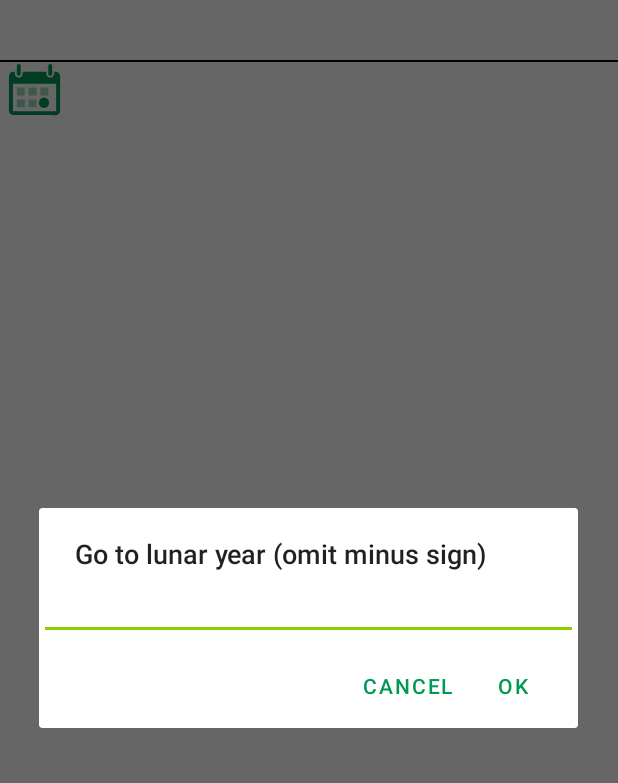
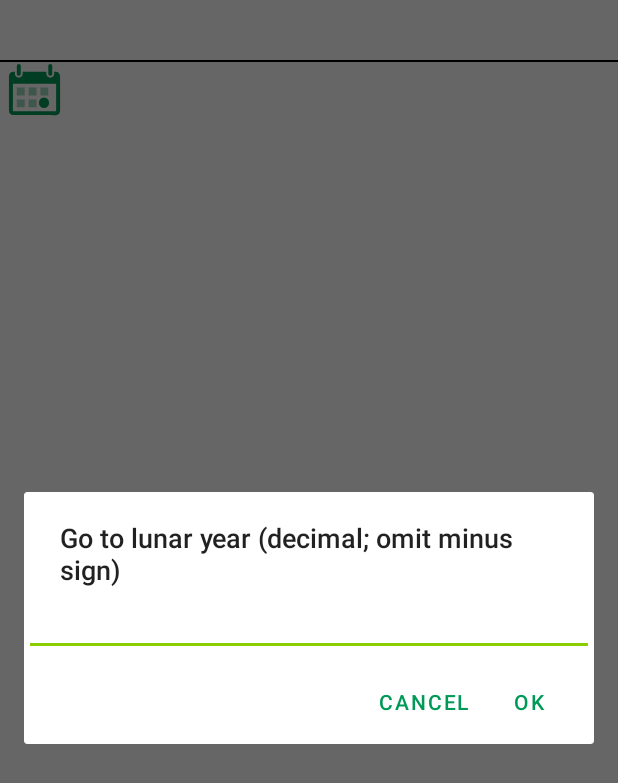
Before and after one commit to Anypodetos/LemCal, an Android app: the fragment DateFragment shown on its own in the app's theme, after a tap on an icon or button, on a phone screen of 412 x 824 dp. Shown: the top 783 px of the screen. Run offline under Robolectric (Android 15) with nearby library versions, the phone set to English and light mode, and no system bars; 2 statements that could not run were skipped.

Commit message:
Add files via upload

```diff
--- a/LemCal/src/main/res/values/strings.xml
+++ b/LemCal/src/main/res/values/strings.xml
@@ -1,5 +1,5 @@
 <!--
-Copyright 2022 Anypodetos (Michael Weber)
+Copyright 2022, 2023 Anypodetos (Michael Weber)
 
 This file is part of LemCal.
 
@@ -39,17 +39,19 @@ UTC = Coordinated Universal Time</string>
     <string name="solar_year">solar year %s</string>
     <string name="lunar_year">lunar year −%s</string>
     <string name="gregorian_year">%s CE</string>
-    <string name="solar_years">solar years %1$s/%2$s</string>
-    <string name="lunar_years">lunar years −%1$s/%2$s</string>
+    <string name="solar_years">solar yrs %1$s/%2$s</string>
+    <string name="lunar_years">lunar yrs −%1$s/%2$s</string>
     <string name="gregorian_years">%1$s/%2$s CE</string>
-    <string name="go_solar_year">Go to solar year</string>
-    <string name="go_lunar_year">Go to lunar year (omit minus sign)</string>
+    <string name="go_solar_year">Go to solar year (decimal)</string>
+    <string name="go_lunar_year">Go to lunar year (decimal; omit minus sign)</string>
     <string name="go_gregorian_year">Go to Common Era year</string>
     <string name="go_today">Go to today</string>
     <string name="solar_year_start">start of solar year %d</string>
+    <string name="solar_year_start_hex">start of solar year %X</string>
     <string name="week_title">This row</string>
     <string name="day_title">This day</string>
     <string name="lunar_template">Lunar year −%1$d, month %2$d, day %3$s</string>
+    <string name="lunar_template_hex">Lunar year −%1$X, month %2$X, day %3$s</string>
     <string name="unix_template">Unix day %s</string>
 
     <string name="settings">Settings</string>
--- a/LemCal/src/main/res/xml/root_preferences.xml
+++ b/LemCal/src/main/res/xml/root_preferences.xml
@@ -55,7 +55,6 @@ Contact: <https://lemizh.conlang.org/home/contact.php>
             android:key="calendarNumbers"
             android:title="@string/calendarNumbers_title"
             app:iconSpaceReserved="false"
-            app:isPreferenceVisible="false"
             app:useSimpleSummaryProvider="true" />
         <ListPreference
             app:defaultValue="LUNAR"
```
